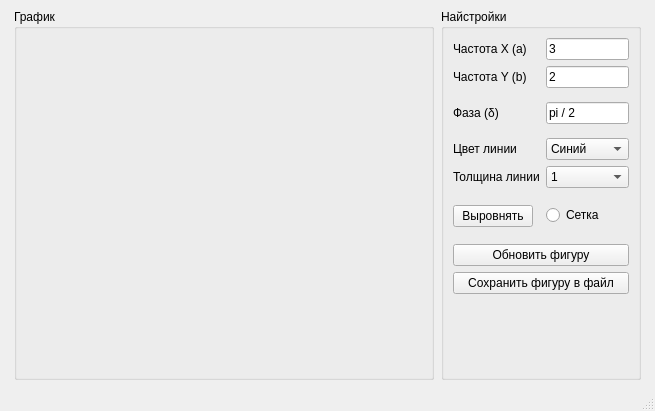
Above: main_window.ui from Laztrex/simple-graphics-lissajous before the change. Below: the same form after it.
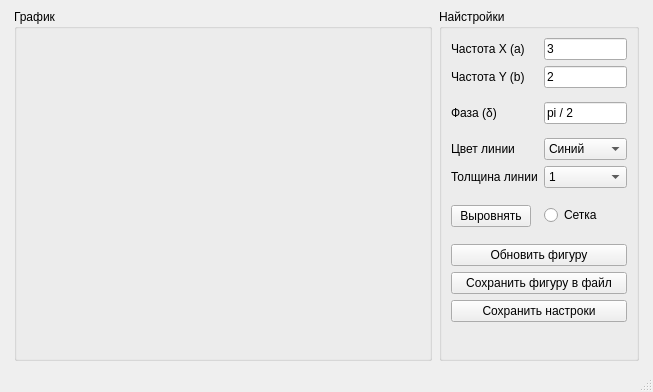
That is the form after the change.

Commit message: updates, add new button save settings

What changed in the file:
```diff
--- a/main_window.ui
+++ b/main_window.ui
@@ -12,8 +12,8 @@
    <rect>
     <x>0</x>
     <y>0</y>
-    <width>655</width>
-    <height>411</height>
+    <width>653</width>
+    <height>392</height>
    </rect>
   </property>
   <property name="sizePolicy">
@@ -251,7 +251,7 @@
          </property>
         </widget>
        </item>
-       <item row="12" column="0">
+       <item row="13" column="0">
         <spacer name="verticalSpacer">
          <property name="orientation">
           <enum>Qt::Vertical</enum>
@@ -344,6 +344,13 @@
          </property>
         </widget>
        </item>
+       <item row="12" column="0" colspan="2">
+        <widget class="QPushButton" name="save_json_button">
+         <property name="text">
+          <string>Сохранить настроки</string>
+         </property>
+        </widget>
+       </item>
       </layout>
      </widget>
     </item>
```
Left out of the diff: 2 changed lines with no effect on the pictures. The commit also changes 4 other files.
